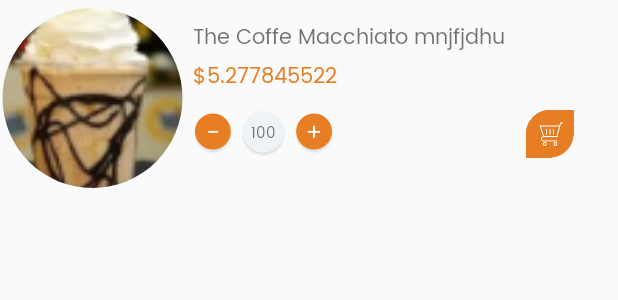
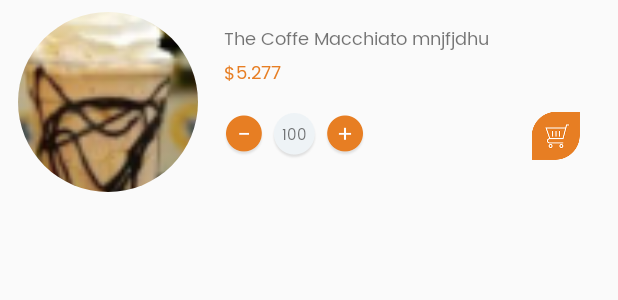
Before and after one commit to nikita-312/Cafe, an Android app: the layout row_item_menu_category.xml on its own in the app's theme, with its tools: preview values and no code run, on a phone screen of 412 x 824 dp. Shown: the top 300 px of the screen. Run offline under Robolectric (Android 15) with nearby library versions, the phone set to English and light mode, and no system bars; plain views replace RoundedImageView.

Commit message:
commit by nikita 29/6

```diff
--- a/app/src/main/AndroidManifest.xml
+++ b/app/src/main/AndroidManifest.xml
@@ -14,8 +14,7 @@
         android:roundIcon="@mipmap/ic_launcher_round"
         android:supportsRtl="true"
         android:theme="@style/AppTheme">
-        <activity android:name=".activity.MenuActivity"
-            >
+        <activity android:name=".activity.SplashActivity">
             <intent-filter>
                 <action android:name="android.intent.action.MAIN" />
 
@@ -25,7 +24,7 @@
         <activity android:name=".activity.QrCodeScanActivity" />
         <activity android:name=".activity.LoginActivity" />
         <activity android:name=".activity.SignUpActivity" />
-        <activity android:name=".activity.SplashActivity" />
+        <activity android:name=".activity.MenuActivity"></activity>
         <activity android:name=".activity.DescriptionActivity"
             android:windowSoftInputMode="stateHidden"></activity>
     </application>
--- a/app/src/main/res/layout/row_item_menu_category.xml
+++ b/app/src/main/res/layout/row_item_menu_category.xml
@@ -2,10 +2,11 @@
 <LinearLayout xmlns:android="http://schemas.android.com/apk/res/android"
     android:layout_width="match_parent"
     android:layout_height="@dimen/dp_120"
-    android:layout_marginTop="@dimen/dp_5"
+    android:layout_marginTop="@dimen/dp_8"
     android:orientation="vertical">
 
     <LinearLayout
+        android:id="@+id/itemll"
         android:layout_width="match_parent"
         android:layout_height="match_parent"
         android:orientation="horizontal">
@@ -13,7 +14,7 @@
         <LinearLayout
             android:layout_width="0dp"
             android:layout_height="match_parent"
-            android:layout_weight="0.3">
+            android:layout_weight="0.35">
 
             <com.makeramen.roundedimageview.RoundedImageView xmlns:app="http://schemas.android.com/apk/res-auto"
                 android:id="@+id/imageView1"
@@ -33,7 +34,7 @@
             android:layout_width="0dp"
             android:layout_height="match_parent"
             android:layout_marginTop="@dimen/dp_8"
-            android:layout_weight="0.7"
+            android:layout_weight="0.65"
             android:orientation="vertical">
 
             <LinearLayout
@@ -46,7 +47,7 @@
                     android:layout_marginLeft="@dimen/dp_5"
                     android:maxLines="1"
                     android:text="The Coffe Macchiato mnjfjdhu"
-                    android:textSize="@dimen/sp_14" />
+                    android:textSize="@dimen/sp_12" />
 
             </LinearLayout>
 
@@ -60,9 +61,9 @@
                     android:layout_height="wrap_content"
                     android:layout_marginLeft="@dimen/dp_5"
                     android:maxLines="1"
-                    android:text="$5.277845522"
+                    android:text="$5.277"
                     android:textColor="@color/colorPrimary"
-                    android:textSize="@dimen/sp_14" />
+                    android:textSize="@dimen/sp_12" />
 
             </LinearLayout>
 
@@ -70,7 +71,7 @@
                 android:layout_width="match_parent"
                 android:layout_height="wrap_content"
                 android:layout_marginLeft="@dimen/dp_5"
-                android:layout_marginTop="@dimen/dp_10"
+                android:layout_marginTop="@dimen/dp_15"
                 android:orientation="horizontal">
 
                 <LinearLayout
--- /dev/null
+++ b/app/src/main/res/values/integers.xml
@@ -0,0 +1,5 @@
+<?xml version="1.0" encoding="utf-8"?>
+<resources>
+    <integer name="anim_duration_medium">300</integer>
+    <integer name="anim_duration_long">400</integer>
+</resources>
```
Also changed, not shown: app/src/main/java/com/conceptioni/cafeapp/adapter/MenuItemAdapter.java (+8 -1 lines), app/src/main/res/anim/item_animation_fall_down.xml (added, +27 -0 lines), app/src/main/res/anim/layout_animation_fall_down.xml (added, +7 -0 lines), app/src/main/res/layout/activity_menu.xml (+14 -3 lines), app/src/main/res/layout/row_item_menu.xml (+3 -8 lines), 53 other files.
